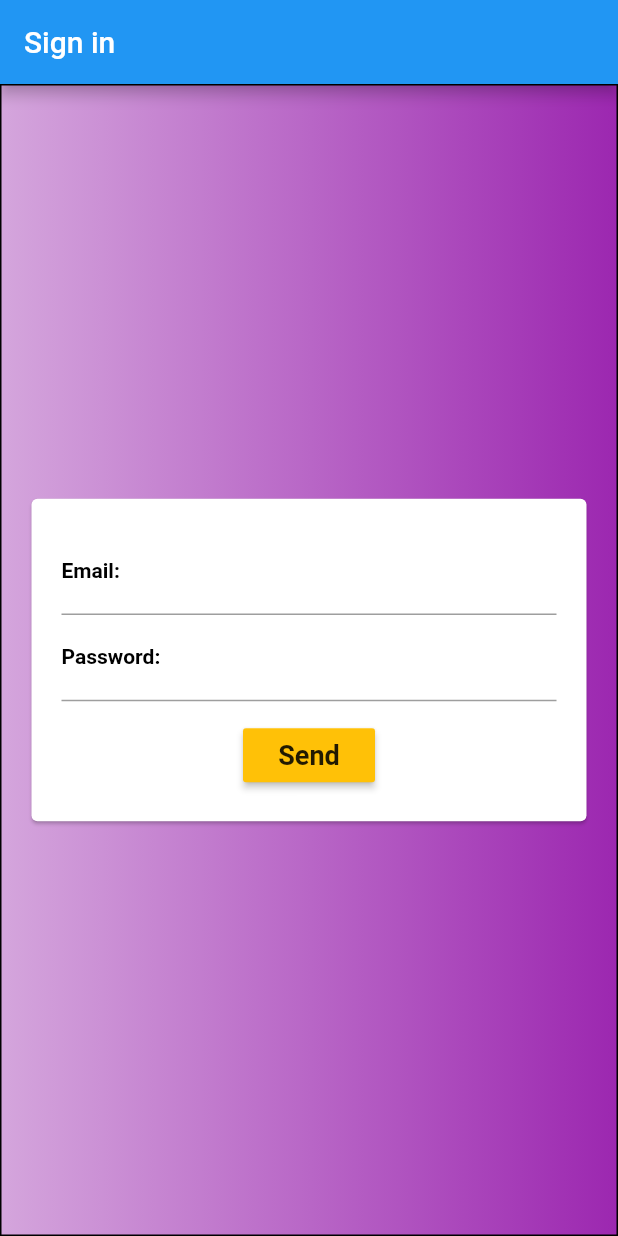
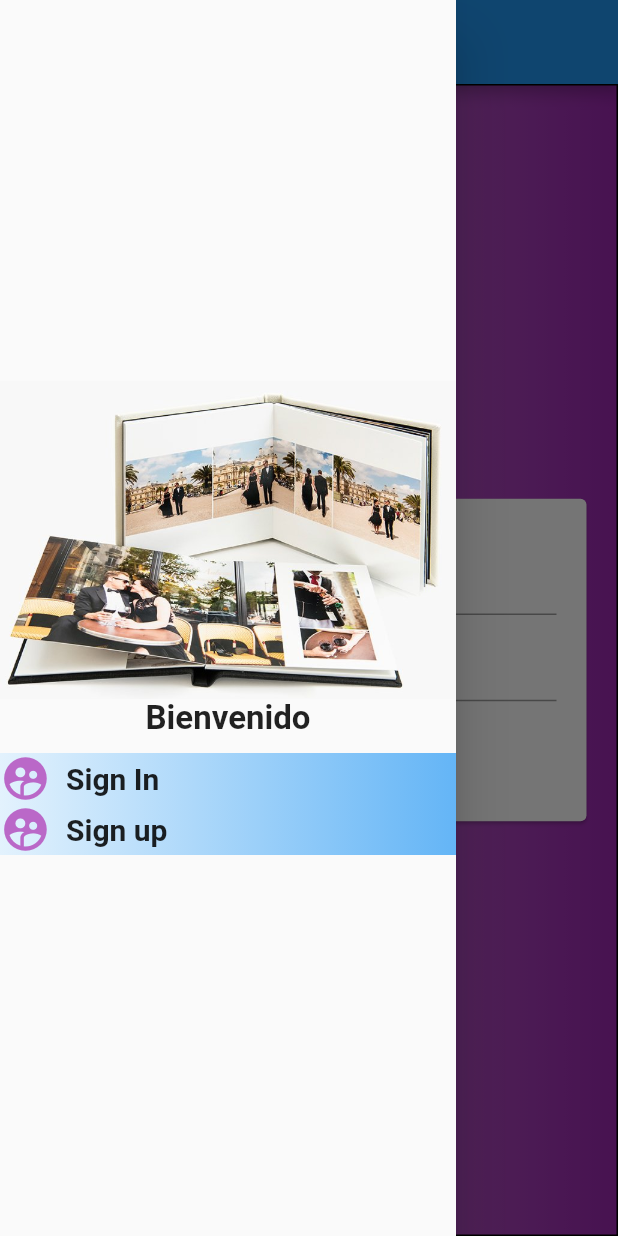
Before and after one commit to Gabriel2793/Photo_Album, a Flutter app: the screen it shows after launch, with the side drawer open (before the commit the screen has no drawer), on a phone screen of 412 x 824 dp. Run offline on Flutter 3.47's test engine with Material 2 defaults, Android fonts, the phone set to English and light mode, and no system bars; our stand-ins replace dio, image_picker.

Commit message:
Add Sign in and Sign up forms

```diff
--- /dev/null
+++ b/photo_album_flutter/lib/formsign.dart
@@ -0,0 +1,56 @@
+import 'package:flutter/material.dart';
+
+class FormSign extends StatelessWidget {
+  final email;
+  final password;
+  final Function signs;
+  final String textButton;
+
+  FormSign(this.email, this.password, this.signs, this.textButton);
+
+  Widget build(BuildContext context) {
+    return Column(
+      children: [
+        TextField(
+          decoration: InputDecoration(
+            labelText: 'Email: ',
+            labelStyle: TextStyle(
+              color: Colors.black,
+              fontSize: 14,
+              fontWeight: FontWeight.bold,
+            ),
+          ),
+          controller: email,
+        ),
+        TextField(
+          obscureText: true,
+          decoration: InputDecoration(
+            labelText: 'Password: ',
+            labelStyle: TextStyle(
+              color: Colors.black,
+              fontSize: 14,
+              fontWeight: FontWeight.bold,
+            ),
+          ),
+          controller: password,
+        ),
+        Container(
+          margin: EdgeInsets.only(
+            top: 12,
+          ),
+          child: RaisedButton(
+            color: Colors.amber,
+            child: Text(
+              this.textButton,
+              style: TextStyle(
+                fontWeight: FontWeight.bold,
+                fontSize: 18,
+              ),
+            ),
+            onPressed: () => signs(context),
+          ),
+        ),
+      ],
+    );
+  }
+}
--- a/photo_album_flutter/lib/main_screen.dart
+++ b/photo_album_flutter/lib/main_screen.dart
@@ -4,10 +4,22 @@ import 'package:flutter/material.dart';
 import './signedUser_screen.dart';
 import 'package:http/http.dart' as http;
 import 'dart:convert';
+import 'formsign.dart';
+import './formsignup.dart';
+import 'package:path/path.dart';
+import 'package:mime/mime.dart';
 
-class MainScreen extends StatelessWidget {
+class MainScreen extends StatefulWidget {
+  @override
+  State<StatefulWidget> createState() {
+    return MainScreenApp();
+  }
+}
+
+class MainScreenApp extends State<MainScreen> {
   final email = TextEditingController();
   final password = TextEditingController();
+  int _screenChange = 0;
 
   void signIn(BuildContext ctx) async {
     http.Response resp = await http.post(
@@ -63,10 +75,166 @@ class MainScreen extends StatelessWidget {
     }
   }
 
+  void signUp(
+    File filePath,
+    String email,
+    String password,
+    String username,
+    BuildContext ctx,
+  ) async {
+    String fileName = basename(filePath.path);
+    try {
+      String base64Image = base64Encode(filePath.readAsBytesSync());
+      http.Response resp = await http.post(
+        'http://192.168.0.19:3000/api/registeruser/',
+        headers: {
+          HttpHeaders.contentTypeHeader: "application/json",
+        },
+        body: json.encode(
+          {
+            'file': base64Image,
+            'email': email,
+            'password': password,
+            'username': username,
+            'app': 'flutter',
+          },
+        ),
+      );
+
+      final jsonResp = json.decode(resp.body);
+      showDialog<void>(
+        context: ctx,
+        barrierDismissible: false, // user must tap button!
+        builder: (BuildContext context) {
+          return AlertDialog(
+            title: Text(jsonResp['title']),
+            content: SingleChildScrollView(
+              child: ListBody(
+                children: <Widget>[
+                  Text(jsonResp['text']),
+                ],
+              ),
+            ),
+            actions: <Widget>[
+              RaisedButton(
+                child: Text('Close'),
+                onPressed: () {
+                  Navigator.of(context).pop();
+                },
+              ),
+            ],
+          );
+        },
+      );
+    } catch (e) {
+      print(e);
+    }
+  }
+
   Widget build(BuildContext context) {
     return Scaffold(
       appBar: AppBar(
-        title: Text('Sign in'),
+        title: Text('Home'),
+      ),
+      drawer: Drawer(
+        child: Column(
+          mainAxisAlignment: MainAxisAlignment.center,
+          children: [
+            Container(
+              margin: EdgeInsets.only(
+                bottom: 10,
+              ),
+              child: Column(
+                children: [
+                  Image.asset(
+                    'assets/images/album.jpg',
+                  ),
+                  Text(
+                    'Bienvenido',
+                    style: TextStyle(
+                      fontSize: 22,
+                      fontWeight: FontWeight.bold,
+                    ),
+                  ),
+                ],
+              ),
+            ),
+            Container(
+              decoration: BoxDecoration(
+                gradient: LinearGradient(
+                  colors: [
+                    Colors.blue[50],
+                    Colors.blue[300],
+                  ],
+                ),
+              ),
+              child: Column(
+                children: [
+                  GestureDetector(
+                    behavior: HitTestBehavior.opaque,
+                    onTap: () {
+                      setState(() {
+                        _screenChange = 0;
+                      });
+                      Navigator.of(context).pop();
+                    },
+                    child: Row(
+                      children: [
+                        Icon(
+                          Icons.supervised_user_circle,
+                          size: 34,
+                          color: Colors.purple[300],
+                        ),
+                        Padding(
+                          padding: EdgeInsets.only(
+                            left: 10,
+                          ),
+                          child: Text(
+                            'Sign In',
+                            style: TextStyle(
+                              fontSize: 20,
+                              fontWeight: FontWeight.bold,
+                            ),
+                          ),
+                        ),
+                      ],
+                    ),
+                  ),
+                  GestureDetector(
+                    behavior: HitTestBehavior.opaque,
+                    onTap: () {
+                      setState(() {
+                        _screenChange = 1;
+                      });
+                      Navigator.of(context).pop();
+                    },
+                    child: Row(
+                      children: [
+                        Icon(
+                          Icons.supervised_user_circle,
+                          size: 34,
+                          color: Colors.purple[300],
+                        ),
+                        Padding(
+                          padding: EdgeInsets.only(
+                            left: 10,
+                          ),
+                          child: Text(
+                            'Sign up',
+                            style: TextStyle(
+                              fontSize: 20,
+                              fontWeight: FontWeight.bold,
+                            ),
+                          ),
+                        ),
+                      ],
+                    ),
+                  ),
+                ],
+              ),
+            ),
+          ],
+        ),
       ),
       body: Container(
         decoration: BoxDecoration(
@@ -91,49 +259,9 @@ class MainScreen extends StatelessWidget {
               ),
               child: Container(
                 padding: EdgeInsets.all(20),
-                child: Column(
-                  children: [
-                    TextField(
-                      decoration: InputDecoration(
-                        labelText: 'Email: ',
-                        labelStyle: TextStyle(
-                          color: Colors.black,
-                          fontSize: 14,
-                          fontWeight: FontWeight.bold,
-                        ),
-                      ),
-                      controller: email,
-                    ),
-                    TextField(
-                      obscureText: true,
-                      decoration: InputDecoration(
-                        labelText: 'Password: ',
-                        labelStyle: TextStyle(
-                          color: Colors.black,
-                          fontSize: 14,
-                          fontWeight: FontWeight.bold,
-                        ),
-                      ),
-                      controller: password,
-                    ),
-                    Container(
-                      margin: EdgeInsets.only(
-                        top: 12,
-                      ),
-                      child: RaisedButton(
-                        color: Colors.amber,
-                        child: Text(
-                          'Send',
-                          style: TextStyle(
-                            fontWeight: FontWeight.bold,
-                            fontSize: 18,
-                          ),
-                        ),
-                        onPressed: () => signIn(context),
-                      ),
-                    ),
-                  ],
-                ),
+                child: _screenChange == 0
+                    ? FormSign(email, password, signIn, 'Sign in')
+                    : FormSignUp(signUp, 'Sign up'),
               ),
             ),
           ],
--- a/photo_album_flutter/pubspec.yaml
+++ b/photo_album_flutter/pubspec.yaml
@@ -56,6 +56,7 @@ flutter:
   assets:
     - assets/images/paisaje.jfif
     - assets/images/snoopy.jpg
+    - assets/images/album.jpg
 
   # An image asset can refer to one or more resolution-specific "variants", see
   # https://flutter.dev/assets-and-images/#resolution-aware.
```
Also changed, not shown: photo_album_flutter/lib/formsignup.dart (added, +113 -0 lines), photo_album_flutter/lib/photolist.dart (+11 -0 lines), photo_album_flutter/lib/post.dart (+10 -3 lines), photo_album_flutter/assets/images/album.jpg (added), 2 other files.
